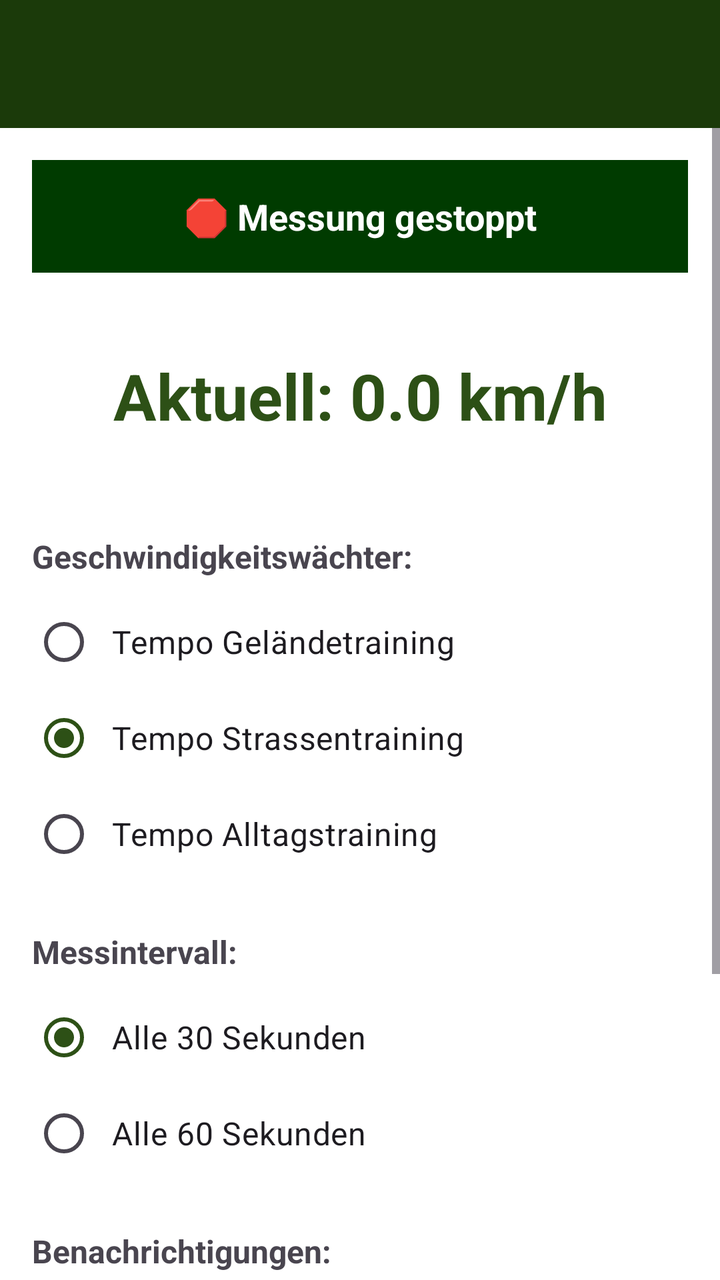
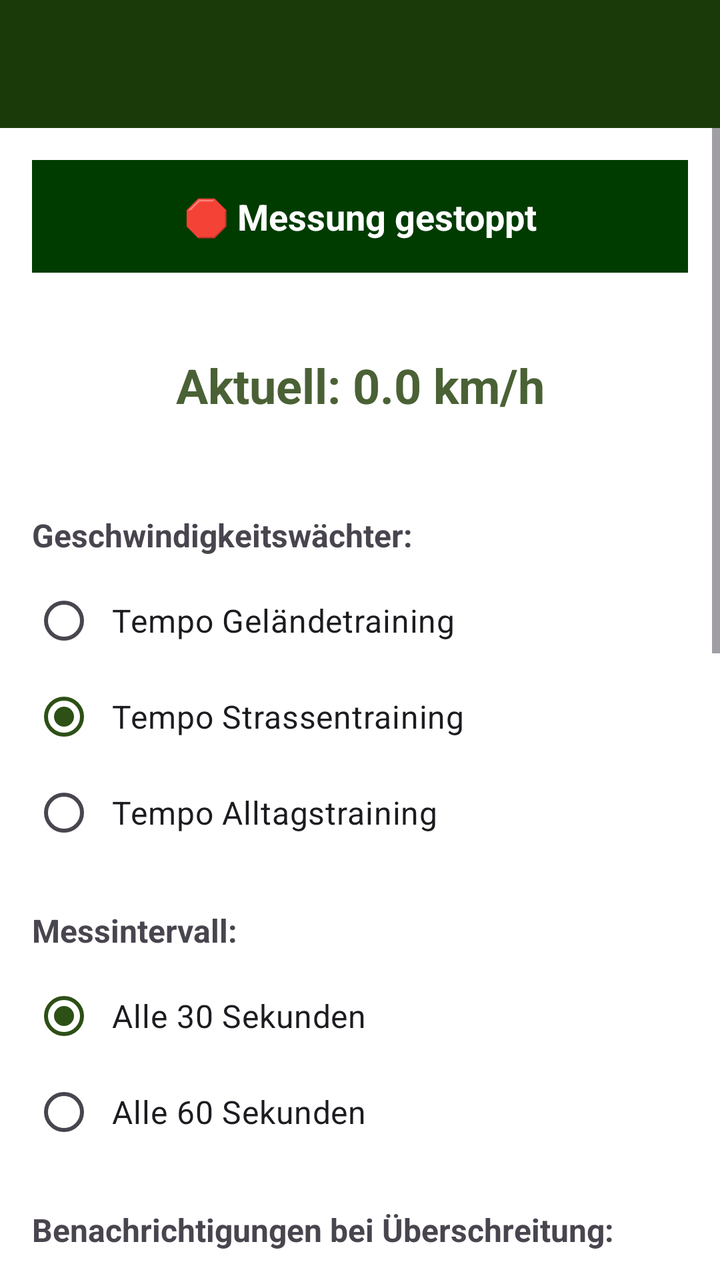

The first picture is an Android layout as it rendered before a commit; the second is the same layout after the commit. The layout source and the unified diff follow.
<!-- AndroidManifest.xml: activity theme Theme.HundeWildnis -->
<!-- res/layout/activity_walking_speed.xml -->
<?xml version="1.0" encoding="utf-8"?>
<androidx.coordinatorlayout.widget.CoordinatorLayout
    xmlns:android="http://schemas.android.com/apk/res/android"
    xmlns:app="http://schemas.android.com/apk/res-auto"
    android:layout_width="match_parent"
    android:layout_height="match_parent">

    <com.google.android.material.appbar.AppBarLayout
        android:id="@+id/appbar"
        android:layout_width="match_parent"
        android:layout_height="wrap_content"
        android:fitsSystemWindows="true">

        <androidx.appcompat.widget.Toolbar
            android:id="@+id/toolbar"
            android:layout_width="match_parent"
            android:layout_height="?attr/actionBarSize"
            android:background="#1B3A0A"
            app:titleTextColor="#FFFFFF" />
    </com.google.android.material.appbar.AppBarLayout>

    <ScrollView
        android:layout_width="match_parent"
        android:layout_height="match_parent"
        app:layout_behavior="@string/appbar_scrolling_view_behavior">

        <LinearLayout
            android:layout_width="match_parent"
            android:layout_height="wrap_content"
            android:orientation="vertical"
            android:padding="16dp">

            
            <TextView
                android:id="@+id/tvStatus"
                android:layout_width="match_parent"
                android:layout_height="wrap_content"
                android:text="🛑 Messung gestoppt"
                android:textSize="18sp"
                android:textStyle="bold"
                android:textColor="#FFFFFF"
                android:textAlignment="center"
                android:padding="16dp"
                android:background="#003b00"
                android:layout_marginBottom="16dp" />

            
            <TextView
                android:id="@+id/tvCurrentSpeed"
                android:layout_width="match_parent"
                android:layout_height="wrap_content"
                android:text="Aktuell: 0.0 km/h"
                android:textSize="32sp"
                android:textStyle="bold"
                android:textAlignment="center"
                android:padding="24dp"
                android:textColor="#2d5016"
                android:layout_marginBottom="24dp" />

            
            <TextView
                android:layout_width="match_parent"
                android:layout_height="wrap_content"
                android:text="Geschwindigkeitswächter:"
                android:textSize="16sp"
                android:textStyle="bold"
                android:layout_marginBottom="8dp" />

            <RadioGroup
                android:id="@+id/radioGroup"
                android:layout_width="match_parent"
                android:layout_height="wrap_content"
                android:layout_marginBottom="24dp">

                <RadioButton
                    android:id="@+id/radioSpeed25"
                    android:layout_width="match_parent"
                    android:layout_height="wrap_content"
                    android:text="Tempo Geländetraining"
                    android:textSize="16sp"
                    android:padding="8dp" />

                <RadioButton
                    android:id="@+id/radioSpeed30"
                    android:layout_width="match_parent"
                    android:layout_height="wrap_content"
                    android:text="Tempo Strassentraining"
                    android:textSize="16sp"
                    android:padding="8dp"
                    android:checked="true" />

                <RadioButton
                    android:id="@+id/radioSpeed40"
                    android:layout_width="match_parent"
                    android:layout_height="wrap_content"
                    android:text="Tempo Alltagstraining"
                    android:textSize="16sp"
                    android:padding="8dp" />
            </RadioGroup>

            
            <TextView
                android:layout_width="match_parent"
                android:layout_height="wrap_content"
                android:text="Messintervall:"
                android:textSize="16sp"
                android:textStyle="bold"
                android:layout_marginBottom="8dp" />

            <RadioGroup
                android:id="@+id/radioGroupInterval"
                android:layout_width="match_parent"
                android:layout_height="wrap_content"
                android:layout_marginBottom="24dp">

                <RadioButton
                    android:id="@+id/radioInterval30"
                    android:layout_width="match_parent"
                    android:layout_height="wrap_content"
                    android:text="Alle 30 Sekunden"
                    android:textSize="16sp"
                    android:padding="8dp"
                    android:checked="true" />

                <RadioButton
                    android:id="@+id/radioInterval60"
                    android:layout_width="match_parent"
                    android:layout_height="wrap_content"
                    android:text="Alle 60 Sekunden"
                    android:textSize="16sp"
                    android:padding="8dp" />
            </RadioGroup>

            
            <TextView
                android:layout_width="match_parent"
                android:layout_height="wrap_content"
                android:text="Benachrichtigungen:"
                android:textSize="16sp"
                android:textStyle="bold"
                android:layout_marginBottom="8dp" />

            <com.google.android.material.switchmaterial.SwitchMaterial
                android:id="@+id/switchVibration"
                android:layout_width="match_parent"
                android:layout_height="wrap_content"
                android:text="Vibration"
                android:textSize="16sp"
                android:padding="8dp"
                android:checked="true" />

            <com.google.android.material.switchmaterial.SwitchMaterial
                android:id="@+id/switchSound"
                android:layout_width="match_parent"
                android:layout_height="wrap_content"
                android:text="Ton"
                android:textSize="16sp"
                android:padding="8dp"
                android:checked="true"
                android:layout_marginBottom="32dp" />

            
            <com.google.android.material.button.MaterialButton
                android:id="@+id/btnStartStop"
                android:layout_width="match_parent"
                android:layout_height="60dp"
                android:text="🏁 Messung starten"
                android:textSize="18sp"
                android:textStyle="bold"
                app:cornerRadius="8dp"
                app:backgroundTint="#2d5016"
                android:textColor="#FFFFFF" />

        </LinearLayout>
    </ScrollView>

</androidx.coordinatorlayout.widget.CoordinatorLayout>
<!-- resources referenced by this layout -->
<resources>
  <style name="Theme.HundeWildnis" parent="Base.Theme.HundeWildnis" />
  <style name="Base.Theme.HundeWildnis" parent="Theme.Material3.Light.NoActionBar">
          <item name="colorPrimary">#2d5016</item>
          <item name="colorPrimaryVariant">#1a3009</item>
          <item name="colorOnPrimary">#FFFFFF</item>
          <item name="colorSecondary">#6b8e4e</item>
          <item name="colorSecondaryVariant">#4a6135</item>
          <item name="colorOnSecondary">#000000</item>
          <item name="android:statusBarColor">?attr/colorPrimaryVariant</item>
  
          <item name="android:navigationBarColor">@android:color/transparent</item>
          <item name="android:windowLightStatusBar">true</item>
          <item name="android:windowLightNavigationBar">true</item>
          <item name="android:enforceNavigationBarContrast" tools:targetApi="q">false</item>
          <item name="android:enforceStatusBarContrast" tools:targetApi="q">false</item>
  
          
          <item name="colorAccent">#2d5016</item>
          <item name="android:textColorPrimary">#000000</item>
  
          
          <item name="materialAlertDialogTheme">@style/AlertDialogTheme</item>
  
          
          <item name="actionMenuTextColor">#FFFFFF</item>
  
          
          <item name="android:windowBackground">#FFFFFF</item>
          <item name="android:colorBackground">#FFFFFF</item>
      </style>
  <style name="AlertDialogTheme" parent="ThemeOverlay.Material3.MaterialAlertDialog">
          
          <item name="colorSurface">#FFFFFF</item>
  
          
          <item name="colorOnSurface">#000000</item>
          <item name="android:textColorPrimary">#000000</item>
  
          
          <item name="buttonBarPositiveButtonStyle">@style/DialogButtonStyle.Light</item>
          <item name="buttonBarNegativeButtonStyle">@style/DialogButtonStyle.Light</item>
          <item name="buttonBarNeutralButtonStyle">@style/DialogButtonStyle.Light</item>
      </style>
  <style name="DialogButtonStyle.Light" parent="Widget.Material3.Button.TextButton.Dialog">
          
          <item name="android:textColor">#2d5016</item>
  
          
          <item name="backgroundTint">@android:color/transparent</item>
  
          
          <item name="rippleColor">#332d5016</item>
      </style>
</resources>

<!-- the commit's change to res/layout/activity_walking_speed.xml (unified diff, before → after) -->
@@ -50,11 +50,11 @@
                 android:layout_width="match_parent"
                 android:layout_height="wrap_content"
                 android:text="Aktuell: 0.0 km/h"
-                android:textSize="32sp"
+                android:textSize="24sp"
                 android:textStyle="bold"
                 android:textAlignment="center"
                 android:padding="24dp"
-                android:textColor="#2d5016"
+                android:textColor="@color/green_secondary"
                 android:layout_marginBottom="24dp" />
 
             
@@ -135,7 +135,7 @@
             <TextView
                 android:layout_width="match_parent"
                 android:layout_height="wrap_content"
-                android:text="Benachrichtigungen:"
+                android:text="Benachrichtigungen bei Überschreitung:"
                 android:textSize="16sp"
                 android:textStyle="bold"
                 android:layout_marginBottom="8dp" />
@@ -157,7 +157,7 @@
                 android:textSize="16sp"
                 android:padding="8dp"
                 android:checked="true"
-                android:layout_marginBottom="32dp" />
+                android:layout_marginBottom="24dp" />
 
             
             <com.google.android.material.button.MaterialButton
@@ -169,7 +169,86 @@
                 android:textStyle="bold"
                 app:cornerRadius="8dp"
                 app:backgroundTint="#2d5016"
-                android:textColor="#FFFFFF" />
+                android:textColor="#FFFFFF"
+                android:layout_marginBottom="24dp" />
+
+            
+            <com.google.android.material.card.MaterialCardView
+                android:layout_width="match_parent"
+                android:layout_height="300dp"
+                android:layout_marginBottom="16dp"
+                app:cardCornerRadius="8dp"
+                app:cardElevation="4dp">
+
+                <LinearLayout
+                    android:layout_width="match_parent"
+                    android:layout_height="match_parent"
+                    android:orientation="vertical"
+                    android:padding="8dp">
+
+                    <TextView
+                        android:layout_width="match_parent"
+                        android:layout_height="wrap_content"
+                        android:text="📊 Geschwindigkeitsverlauf"
+                        android:textSize="16sp"
+                        android:textStyle="bold"
+                        android:textColor="?android:attr/textColorPrimary"
+                        android:layout_marginBottom="8dp" />
+
+                    <com.github.mikephil.charting.charts.LineChart
+                        android:id="@+id/speedChart"
+                        android:layout_width="match_parent"
+                        android:layout_height="match_parent" />
+
+                </LinearLayout>
+            </com.google.android.material.card.MaterialCardView>
+
+            
+            <com.google.android.material.card.MaterialCardView
+                android:layout_width="match_parent"
+                android:layout_height="wrap_content"
+                android:layout_marginBottom="16dp"
+                app:cardCornerRadius="8dp"
+                app:cardElevation="4dp">
+
+                <LinearLayout
+                    android:layout_width="match_parent"
+                    android:layout_height="wrap_content"
+                    android:orientation="vertical"
+                    android:padding="16dp">
+
+                    <TextView
+                        android:layout_width="match_parent"
+                        android:layout_height="wrap_content"
+                        android:text="📈 Statistiken"
+                        android:textSize="16sp"
+                        android:textStyle="bold"
+                        android:textColor="?android:attr/textColorPrimary"
+                        android:layout_marginBottom="8dp" />
+
+                    <TextView
+                        android:id="@+id/tvStats"
+                        android:layout_width="match_parent"
+                        android:layout_height="wrap_content"
+                        android:text="Starte Tracking um Statistiken zu sehen"
+                        android:textColor="?android:attr/textColorSecondary"
+                        android:textSize="14sp" />
+
+                </LinearLayout>
+            </com.google.android.material.card.MaterialCardView>
+
+            
+            <com.google.android.material.button.MaterialButton
+                android:id="@+id/btnExport"
+                android:layout_width="match_parent"
+                android:layout_height="60dp"
+                android:text="📄 Als PDF exportieren"
+                android:textSize="16sp"
+                android:textStyle="bold"
+                app:cornerRadius="8dp"
+                app:backgroundTint="#4a6135"
+                android:textColor="#FFFFFF"
+                android:enabled="false" />
 
         </LinearLayout>
     </ScrollView>
<!-- resource entries referenced after the edit -->
@@ -1,5 +1,6 @@
 <!-- resources referenced by this layout -->
 <resources>
+  <color name="green_secondary">#4a6135</color>
   <style name="Theme.HundeWildnis" parent="Base.Theme.HundeWildnis" />
   <style name="Base.Theme.HundeWildnis" parent="Theme.Material3.Light.NoActionBar">
           <item name="colorPrimary">#2d5016</item>
